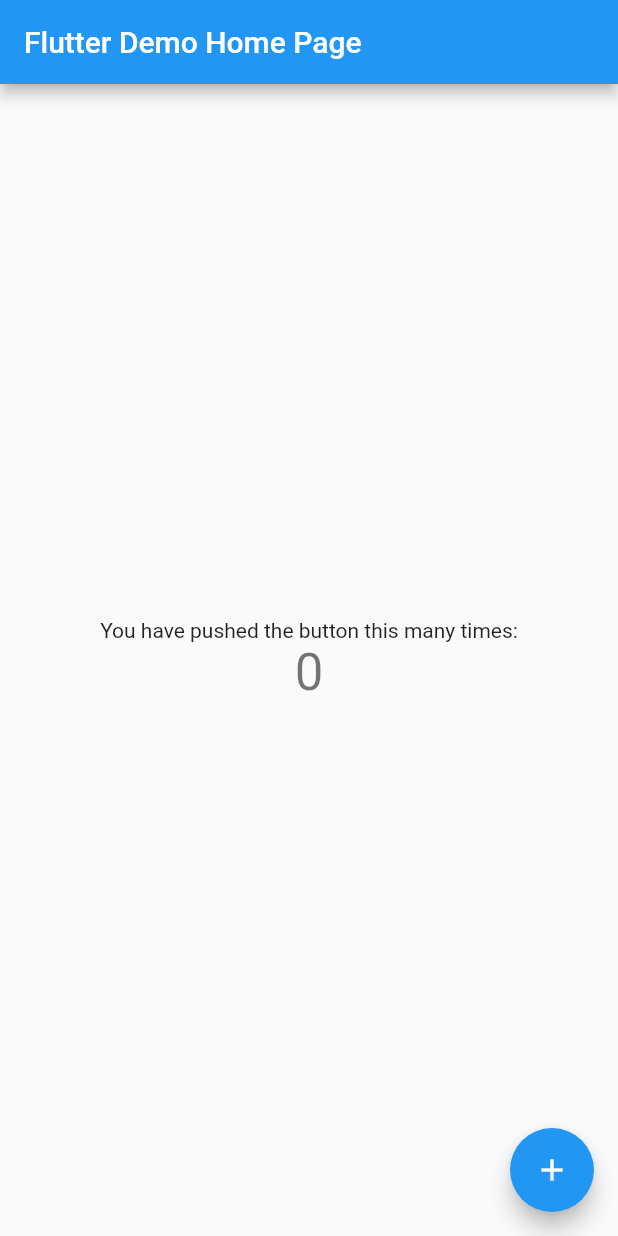
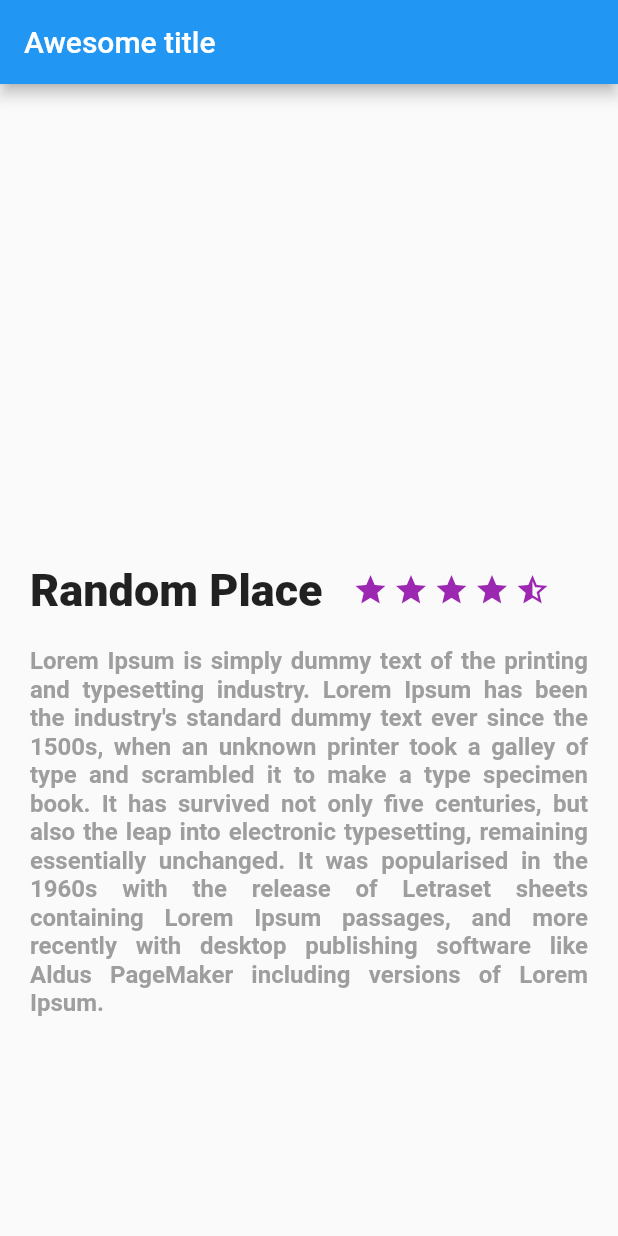
Before and after one commit to merRen22/flutter_documented_example, a Flutter app: the screen it shows after launch, on a phone screen of 412 x 824 dp. Run offline on Flutter 3.47's test engine with Material 2 defaults, Android fonts, the phone set to English and light mode, and no system bars.

Commit message:
update on screen

```diff
--- /dev/null
+++ b/lib/description_place_screen.dart
@@ -0,0 +1,75 @@
+import 'package:flutter/material.dart';
+
+class DescriptionPlace extends StatelessWidget{
+  String content_description;
+  String content_title;
+  int number_starts;
+
+  DescriptionPlace(this.content_title,this.content_description,this.number_starts);
+
+  @override
+  Widget build(BuildContext context) {
+    //left to do a function to make starts dynamic and it bette rbe a nice func >:v
+
+    final description = Container(
+      margin: EdgeInsets.only(
+        top: 20,
+        left: 20,
+        right: 20,
+      ),
+      child: Text(
+        content_description,
+          style: TextStyle(
+            fontSize: 16,
+            fontWeight: FontWeight.bold,
+            color: Colors.grey
+          ),
+          textAlign: TextAlign.justify,
+      ),
+    );
+
+    Widget star(fillded) => Container(
+      margin: EdgeInsets.only(
+        top: 320,
+        right: 3
+      ),
+      child: Icon(
+        fillded == 1
+        ?Icons.star
+        :fillded == 0.5
+        ?Icons.star_half
+        :Icons.star_border,
+        color: Colors.purple
+      ),
+    );
+
+    final titleHeader = Row(
+      children: <Widget>[
+        Container(
+          margin: EdgeInsets.only(
+            top: 320,
+            left: 20,
+            right: 20,
+          ),
+          child: Text(content_title,
+          style: TextStyle(
+            fontSize: 30,
+            fontWeight: FontWeight.w900
+          ),
+          textAlign: TextAlign.left,
+          ),),
+          Row(
+            children: [star(1),star(1),star(1),star(1),star(0.5)],
+          )
+      ],
+    );
+
+    return Column(
+      children: <Widget>[
+        titleHeader,
+        description
+      ],
+    );
+  }
+
+}
--- a/lib/main.dart
+++ b/lib/main.dart
@@ -1,62 +1,29 @@
 import 'package:flutter/material.dart';
+import 'description_place_screen.dart';
 
 void main() => runApp(App());
 
 class App extends StatelessWidget {
+
   @override
   Widget build(BuildContext context) {
     return MaterialApp(
-      title: 'Flutter Demo',
+      title: 'Awesome app',
       theme: ThemeData(
         primarySwatch: Colors.blue,
       ),
-      home: MyHomePage(title: 'Flutter Demo Home Page'),
+      home: _mainScreen()
     );
   }
-}
 
-class MyHomePage extends StatefulWidget {
-  MyHomePage({Key key, this.title}) : super(key: key);
-
-  final String title;
-
-  @override
-  _MyHomePageState createState() => _MyHomePageState();
-}
-
-class _MyHomePageState extends State<MyHomePage> {
-  int _counter = 0;
-
-  void _incrementCounter() {
-    setState(() {
-      _counter++;
-    });
-  }
-
-  @override
-  Widget build(BuildContext context) {
+  Widget _mainScreen(){
     return Scaffold(
       appBar: AppBar(
-        title: Text(widget.title),
+        title: Text("Awesome title"),
       ),
-      body: Center(
-        child: Column(
-          mainAxisAlignment: MainAxisAlignment.center,
-          children: <Widget>[
-            Text(
-              'You have pushed the button this many times:',
-            ),
-            Text(
-              '$_counter',
-              style: Theme.of(context).textTheme.display1,
-            ),
-          ],
-        ),
-      ),
-      floatingActionButton: FloatingActionButton(
-        onPressed: _incrementCounter,
-        tooltip: 'Increment',
-        child: Icon(Icons.add),
+      body: DescriptionPlace("Random Place",
+      "Lorem Ipsum is simply dummy text of the printing and typesetting industry. Lorem Ipsum has been the industry's standard dummy text ever since the 1500s, when an unknown printer took a galley of type and scrambled it to make a type specimen book. It has survived not only five centuries, but also the leap into electronic typesetting, remaining essentially unchanged. It was popularised in the 1960s with the release of Letraset sheets containing Lorem Ipsum passages, and more recently with desktop publishing software like Aldus PageMaker including versions of Lorem Ipsum.",
+      4
       ),
     );
   }
```
Also changed, not shown: 1 other file.
